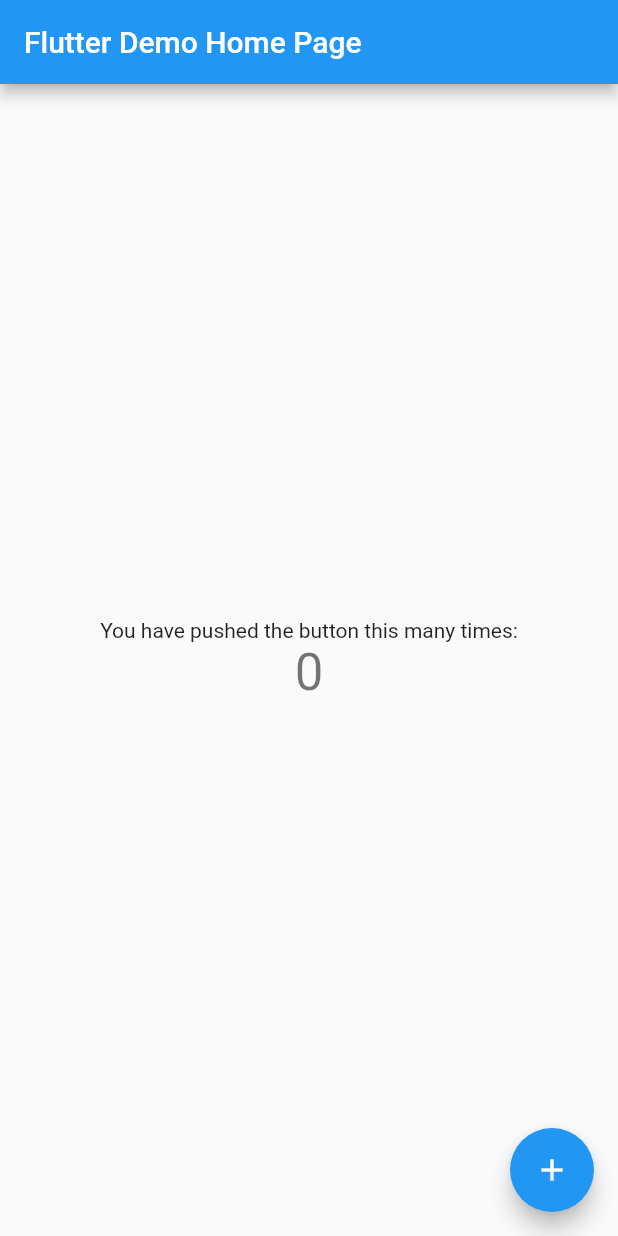
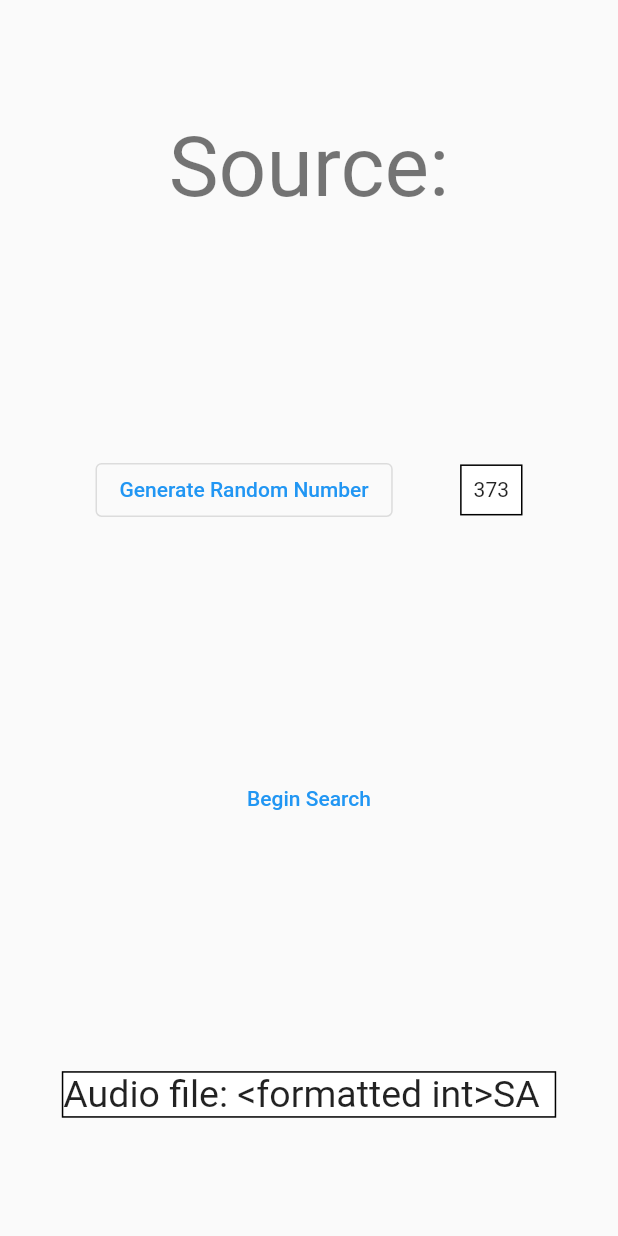
Before and after one commit to acediatic/CPA-Audio-Trials, a Flutter app: the screen it shows after launch, on a phone screen of 412 x 824 dp. Run offline on Flutter 3.47's test engine with Material 2 defaults, Android fonts, the light colour scheme and no system bars.

Commit message:
feat: creates basic app skeleton

```diff
--- a/lib/main.dart
+++ b/lib/main.dart
@@ -1,4 +1,6 @@
 import 'package:flutter/material.dart';
+import 'dart:math';
+import 'package:intl/intl.dart';
 
 void main() {
   runApp(const MyApp());
@@ -24,13 +26,13 @@
         // is not restarted.
         primarySwatch: Colors.blue,
       ),
-      home: const MyHomePage(title: 'Flutter Demo Home Page'),
+      home: const AudioSpeedTrialPage(title: 'Flutter Demo Home Page'),
     );
   }
 }
 
-class MyHomePage extends StatefulWidget {
-  const MyHomePage({Key? key, required this.title}) : super(key: key);
+class AudioSpeedTrialPage extends StatefulWidget {
+  const AudioSpeedTrialPage({Key? key, required this.title}) : super(key: key);
 
   // This widget is the home page of your application. It is stateful, meaning
   // that it has a State object (defined below) that contains fields that affect
@@ -44,72 +46,70 @@
   final String title;
 
   @override
-  State<MyHomePage> createState() => _MyHomePageState();
+  State<AudioSpeedTrialPage> createState() => _AudioSpeedTrialPageState();
 }
 
-class _MyHomePageState extends State<MyHomePage> {
-  int _counter = 0;
+class _AudioSpeedTrialPageState extends State<AudioSpeedTrialPage> {
+  static const maxRandomInt = 637;
+  int randomNumber = Random().nextInt(maxRandomInt);
 
-  void _incrementCounter() {
+  String formatNumber(int number) {
+    return NumberFormat("000", 'en_US').format(number);
+  }
+
+  void updateRandomNumber() {
     setState(() {
-      // This call to setState tells the Flutter framework that something has
-      // changed in this State, which causes it to rerun the build method below
-      // so that the display can reflect the updated values. If we changed
-      // _counter without calling setState(), then the build method would not be
-      // called again, and so nothing would appear to happen.
-      _counter++;
+      randomNumber = Random().nextInt(maxRandomInt);
     });
   }
 
   @override
   Widget build(BuildContext context) {
-    // This method is rerun every time setState is called, for instance as done
-    // by the _incrementCounter method above.
-    //
-    // The Flutter framework has been optimized to make rerunning build methods
-    // fast, so that you can just rebuild anything that needs updating rather
-    // than having to individually change instances of widgets.
     return Scaffold(
-      appBar: AppBar(
-        // Here we take the value from the MyHomePage object that was created by
-        // the App.build method, and use it to set our appbar title.
-        title: Text(widget.title),
-      ),
       body: Center(
-        // Center is a layout widget. It takes a single child and positions it
-        // in the middle of the parent.
         child: Column(
-          // Column is also a layout widget. It takes a list of children and
-          // arranges them vertically. By default, it sizes itself to fit its
-          // children horizontally, and tries to be as tall as its parent.
-          //
-          // Invoke "debug painting" (press "p" in the console, choose the
-          // "Toggle Debug Paint" action from the Flutter Inspector in Android
-          // Studio, or the "Toggle Debug Paint" command in Visual Studio Code)
-          // to see the wireframe for each widget.
-          //
-          // Column has various properties to control how it sizes itself and
-          // how it positions its children. Here we use mainAxisAlignment to
-          // center the children vertically; the main axis here is the vertical
-          // axis because Columns are vertical (the cross axis would be
-          // horizontal).
-          mainAxisAlignment: MainAxisAlignment.center,
+          mainAxisAlignment: MainAxisAlignment.spaceAround,
           children: <Widget>[
-            const Text(
-              'You have pushed the button this many times:',
+            Text("Source:", style: Theme.of(context).textTheme.headline2),
+            FractionallySizedBox(
+              widthFactor: 0.8,
+              child: Row(
+                mainAxisAlignment: MainAxisAlignment.spaceAround,
+                children: [
+                  OutlinedButton(
+                      onPressed: updateRandomNumber,
+                      child: const Text("Generate Random Number")),
+                  Container(
+                    padding: const EdgeInsets.all(8),
+                    decoration: BoxDecoration(
+                      color: Colors.white,
+                      border: Border.all(color: Colors.black),
+                    ),
+                    child: Text(formatNumber(randomNumber)),
+                  ),
+                ],
+              ),
             ),
-            Text(
-              '$_counter',
-              style: Theme.of(context).textTheme.headline4,
+            TextButton(
+              onPressed: () => {},
+              child: const Text("Begin Search"),
+            ),
+            FractionallySizedBox(
+              widthFactor: 0.8,
+              child: Container(
+                decoration: BoxDecoration(
+                  color: Colors.white,
+                  border: Border.all(color: Colors.black),
+                ),
+                child: const Text(
+                  "Audio file: " "<formatted int>" "SA",
+                  style: TextStyle(fontSize: 25),
+                ),
+              ),
             ),
           ],
         ),
       ),
-      floatingActionButton: FloatingActionButton(
-        onPressed: _incrementCounter,
-        tooltip: 'Increment',
-        child: const Icon(Icons.add),
-      ), // This trailing comma makes auto-formatting nicer for build methods.
     );
   }
 }
--- a/pubspec.yaml
+++ b/pubspec.yaml
@@ -34,6 +34,7 @@
   # The following adds the Cupertino Icons font to your application.
   # Use with the CupertinoIcons class for iOS style icons.
   cupertino_icons: ^1.0.2
+  intl: ^0.17.0
 
 dev_dependencies:
   flutter_test:
```
Also changed, not shown: pubspec.lock.
